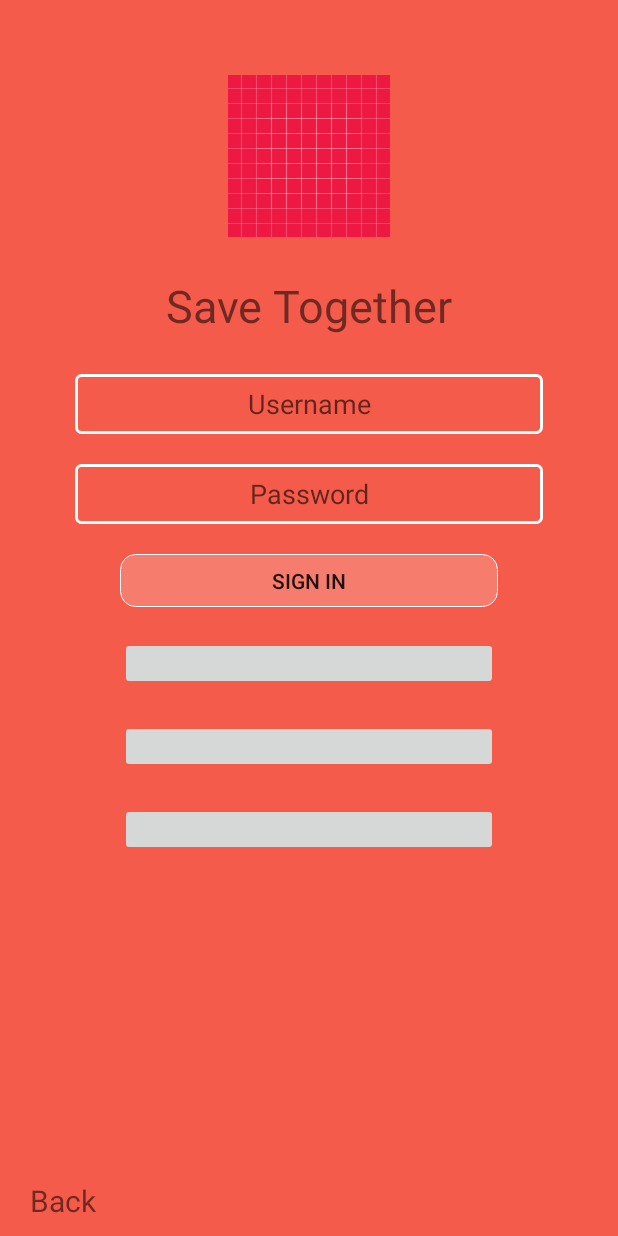
After one commit to Jaylers/save-together, an Android app: the layout fragment_customer_sign_in.xml on its own in the app's theme, with its tools: preview values and no code run, on a phone screen of 412 x 824 dp. The commit adds this screen. Run offline under Robolectric (Android 15) with nearby library versions, the phone set to English and light mode, and no system bars.

Commit message:
Auth page

```diff
--- a/app/src/main/AndroidManifest.xml
+++ b/app/src/main/AndroidManifest.xml
@@ -32,9 +32,6 @@
                 <category android:name="android.intent.category.LAUNCHER" />
             </intent-filter>
         </activity>
-        <activity
-            android:name=".CustomerLoginActivity"
-            android:label="@string/title_activity_customer_login"></activity>
     </application>
 
 </manifest>
--- a/app/src/main/res/layout/activity_splash.xml
+++ b/app/src/main/res/layout/activity_splash.xml
@@ -2,7 +2,8 @@
     xmlns:tools="http://schemas.android.com/tools"
     android:layout_width="match_parent"
     android:layout_height="match_parent"
-    android:background="#0099cc"
+    android:background="@color/colorBlueDtac"
+    android:id="@+id/frame_fragment_base_auth"
     tools:context="me.srichomthong.savetogether.SplashActivity">
 
     <RelativeLayout
@@ -68,7 +69,7 @@
                 android:layout_width="0dp"
                 android:layout_height="wrap_content"
                 android:layout_weight="1"
-                android:text="@string/message_retry" />
+                android:text="@string/app_message_retry" />
 
         </LinearLayout>
     </FrameLayout>
--- /dev/null
+++ b/app/src/main/res/layout/fragment_customer_sign_in.xml
@@ -0,0 +1,104 @@
+<FrameLayout xmlns:android="http://schemas.android.com/apk/res/android"
+    xmlns:tools="http://schemas.android.com/tools"
+    android:layout_width="match_parent"
+    android:layout_height="match_parent"
+    android:background="@color/color_elderly"
+    tools:context="me.srichomthong.savetogether.center.RestaurantSignInFragment">
+
+    <RelativeLayout
+        android:layout_width="match_parent"
+        android:layout_height="match_parent"
+        android:orientation="vertical">
+        <ImageView
+            android:id="@+id/img_auth_logo"
+            android:layout_width="match_parent"
+            android:layout_height="wrap_content"
+            android:layout_marginTop="50dp"
+            android:layout_marginBottom="20dp"
+            android:src="@drawable/ic_launcher_background"/>
+        <TextView
+            android:id="@+id/txt_title"
+            android:layout_below="@id/img_auth_logo"
+            android:layout_width="match_parent"
+            android:layout_height="wrap_content"
+            android:textAlignment="center"
+            android:textSize="30sp"
+            android:padding="5dp"
+            android:text="@string/app_name"/>
+
+        <EditText
+            android:id="@+id/edt_customer_username"
+            android:layout_below="@id/txt_title"
+            android:layout_width="match_parent"
+            android:layout_height="wrap_content"
+            android:layout_marginTop="20dp"
+            android:layout_marginStart="50dp"
+            android:layout_marginEnd="50dp"
+            android:textAlignment="center"
+            android:inputType="textAutoComplete"
+            style="@style/button_square_style"
+            android:hint="@string/auth_message_username"/>
+
+        <EditText
+            android:id="@+id/edt_customer_password"
+            android:layout_below="@+id/edt_customer_username"
+            android:layout_width="match_parent"
+            android:layout_height="wrap_content"
+            android:layout_marginTop="20dp"
+            android:layout_marginStart="50dp"
+            android:layout_marginEnd="50dp"
+            android:textAlignment="center"
+            android:inputType="text"
+            style="@style/button_square_style"
+            android:hint="@string/app_message_password"/>
+
+        <Button
+            android:id="@+id/btn_customer_sign_in"
+            android:layout_below="@+id/edt_customer_password"
+            android:layout_width="match_parent"
+            android:layout_height="35dp"
+            android:layout_marginTop="20dp"
+            android:layout_marginStart="80dp"
+            android:layout_marginEnd="80dp"
+            style="@style/button_round_style"
+            android:text="@string/action_sign_in_short"/>
+
+        <ImageButton
+            android:id="@+id/btn_customer_gmail"
+            android:layout_below="@+id/btn_customer_sign_in"
+            android:layout_width="match_parent"
+            android:layout_height="35dp"
+            android:layout_marginTop="20dp"
+            android:layout_marginStart="80dp"
+            android:layout_marginEnd="80dp"/>
+
+        <ImageButton
+            android:id="@+id/btn_customer_facebook"
+            android:layout_below="@+id/btn_customer_gmail"
+            android:layout_width="match_parent"
+            android:layout_height="35dp"
+            android:layout_marginTop="20dp"
+            android:layout_marginStart="80dp"
+            android:layout_marginEnd="80dp"/>
+
+        <ImageButton
+            android:id="@+id/btn_customer_phone_number"
+            android:layout_below="@+id/btn_customer_facebook"
+            android:layout_width="match_parent"
+            android:layout_height="35dp"
+            android:layout_marginTop="20dp"
+            android:layout_marginStart="80dp"
+            android:layout_marginEnd="80dp"/>
+
+        <TextView
+            android:id="@+id/txt_eld_back"
+            android:text="@string/app_message_back"
+            android:layout_marginStart="10dp"
+            android:padding="10dp"
+            android:textSize="20sp"
+            android:layout_alignParentBottom="true"
+            android:layout_width="100dp"
+            android:layout_height="wrap_content" />
+    </RelativeLayout>
+
+</FrameLayout>
```
Also changed, not shown: app/src/main/res/layout/fragment_restaurant_sign_in.xml (added, +88 -0 lines), app/src/main/res/layout/fragment_together_base_auth.xml (added, +83 -0 lines).
